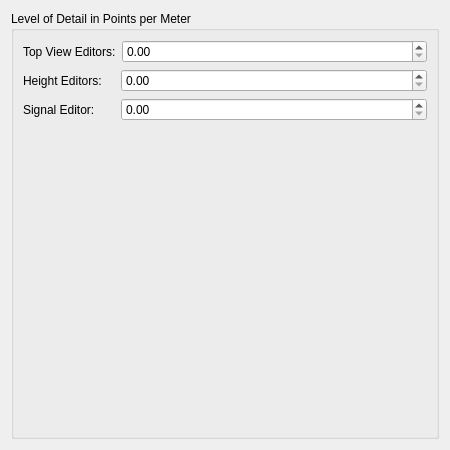
This is src/OpenCOVER/DrivingSim/oddlot/src/gui/lodsettings.ui in hlrs-vis/covise as Qt 5 draws it before an edit. The edited form follows.
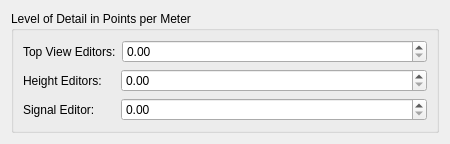
This is the edited form.

What changed in the file:
```diff
--- a/src/OpenCOVER/DrivingSim/oddlot/src/gui/lodsettings.ui
+++ b/src/OpenCOVER/DrivingSim/oddlot/src/gui/lodsettings.ui
@@ -7,7 +7,7 @@
     <x>0</x>
     <y>0</y>
     <width>450</width>
-    <height>450</height>
+    <height>128</height>
    </rect>
   </property>
   <property name="windowTitle">
```
